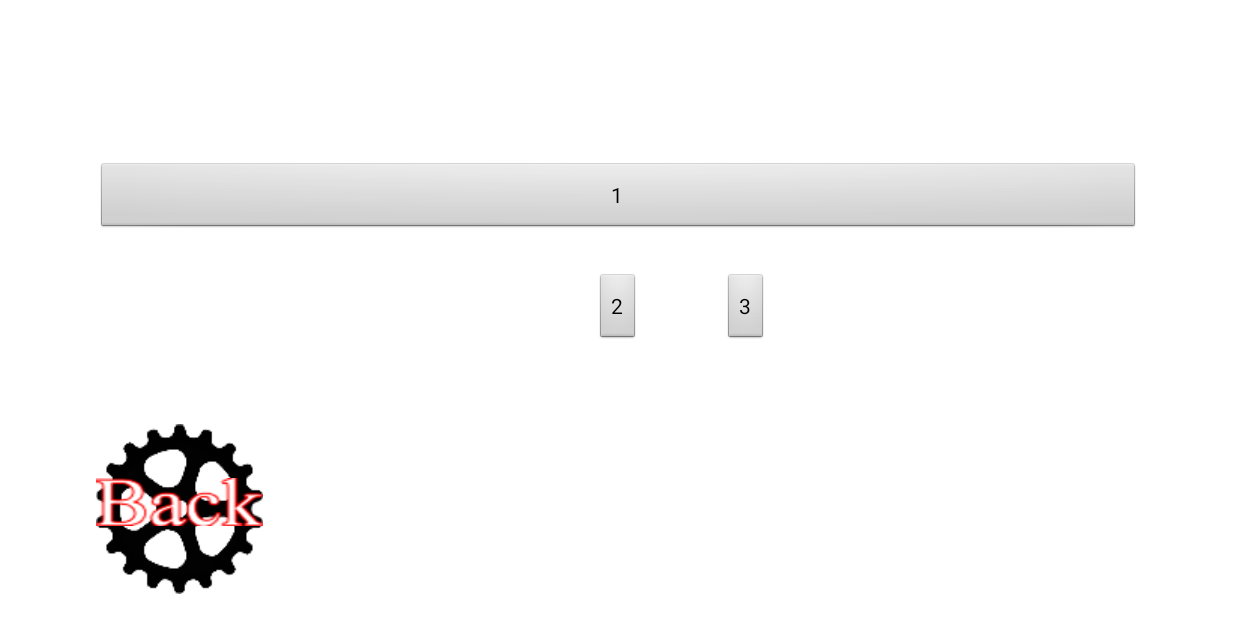
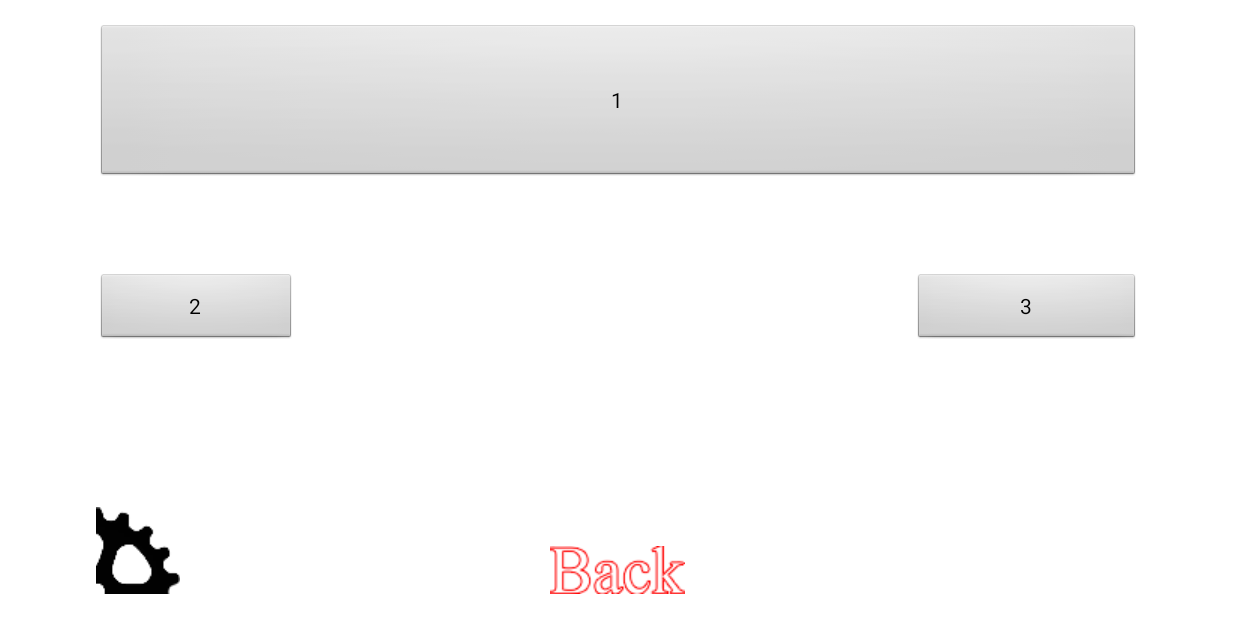
Before and after one commit to Skyrisu/Gear, an Android app: the LevelSelect screen opened directly, with no data from a screen before it, on a phone screen of 824 x 412 dp (held sideways). Run offline under Robolectric (Android 15) with nearby library versions, the phone set to English and light mode, and no system bars.

Commit message:
Back Gear turns only 1/4th in screen

```diff
--- a/app/src/main/res/layout/activity_level1.xml
+++ b/app/src/main/res/layout/activity_level1.xml
@@ -82,4 +82,13 @@
         android:layout_below="@+id/textView3"
         android:layout_toRightOf="@+id/textView6"
         android:layout_toEndOf="@+id/textView6" />
+
+    <HorizontalScrollView
+        android:layout_width="wrap_content"
+        android:layout_height="wrap_content"
+        android:id="@+id/horizontalScrollView"
+        android:layout_above="@+id/button6"
+        android:layout_alignLeft="@+id/imageButton2"
+        android:layout_alignStart="@+id/imageButton2"
+        android:layout_marginBottom="24dp" />
 </RelativeLayout>
--- a/app/src/main/res/layout/activity_level_select.xml
+++ b/app/src/main/res/layout/activity_level_select.xml
@@ -8,27 +8,35 @@
     android:clickable="false"
     android:background="#ffffffff">
 
+    <FrameLayout
+        android:layout_width="match_parent"
+        android:layout_height="match_parent"
+        android:layout_alignParentTop="true"
+        android:layout_alignParentLeft="true"
+        android:layout_alignParentStart="true">
+
         <Button
             android:layout_width="fill_parent"
-        android:layout_height="wrap_content"
+            android:layout_height="105dp"
             android:text="1"
             android:id="@+id/button"
             android:onClick="onClick"
             android:layout_above="@+id/button2"
             android:layout_centerHorizontal="true"
-        android:layout_marginBottom="26dp" />
+            android:layout_marginBottom="26dp"
+            android:layout_gravity="center_horizontal|top" />
+
+        <ImageView
+            android:id="@+id/BackGear"
+            android:layout_width="wrap_content"
+            android:layout_height="wrap_content"
+            android:src="@drawable/gear3"
+            android:layout_gravity="left|bottom"
+            android:layout_marginLeft="-55dp"
+            android:layout_marginBottom="-55dp" />
 
         <Button
-        android:layout_width="wrap_content"
-        android:layout_height="wrap_content"
-        android:text="2"
-        android:id="@+id/button2"
-        android:onClick="onClick"
-        android:layout_centerVertical="true"
-        android:layout_centerHorizontal="true" />
-
-    <Button
-        android:layout_width="wrap_content"
+            android:layout_width="151dp"
             android:layout_height="wrap_content"
             android:text="3"
             android:id="@+id/button3"
@@ -36,28 +44,30 @@
             android:layout_toEndOf="@+id/button2"
             android:layout_alignTop="@+id/button2"
             android:layout_toRightOf="@+id/button2"
-        android:layout_marginLeft="55dp" />
+            android:layout_marginLeft="55dp"
+            android:layout_gravity="right|center_vertical" />
 
-    <ImageView
-        android:layout_width="wrap_content"
+        <Button
+            android:layout_width="133dp"
             android:layout_height="wrap_content"
-        android:id="@+id/BackGear"
-        android:src="@drawable/gear3"
-        android:layout_alignParentBottom="true"
-        android:layout_alignParentLeft="true"
-        android:layout_alignParentStart="true" />
+            android:text="2"
+            android:id="@+id/button2"
+            android:onClick="onClick"
+            android:layout_centerVertical="true"
+            android:layout_centerHorizontal="true"
+            android:layout_gravity="left|center_vertical" />
 
         <Button
             android:id="@+id/backbutton"
             android:layout_width="wrap_content"
             android:layout_height="wrap_content"
             android:background="@drawable/back"
-        android:layout_marginTop="36dp"
             android:onClick="Back"
-        android:layout_alignTop="@+id/BackGear"
-        android:layout_alignParentLeft="true"
-        android:layout_alignParentStart="true"
-        android:layout_alignRight="@+id/BackGear"
-        android:layout_alignEnd="@+id/BackGear" />
+            android:layout_toStartOf="@+id/button2"
+            android:layout_below="@+id/BackGear"
+            android:layout_alignParentRight="true"
+            android:layout_alignParentEnd="true"
+            android:layout_gravity="center_horizontal|bottom" />
+    </FrameLayout>
 
 </RelativeLayout>
```
Also changed, not shown: 1 other file. Lines whose indentation alone changed are shown as unchanged.
